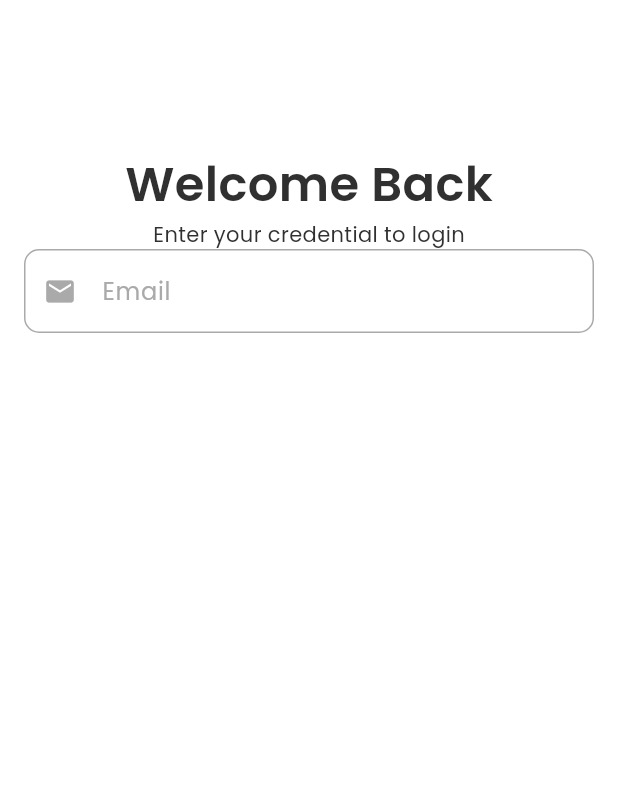
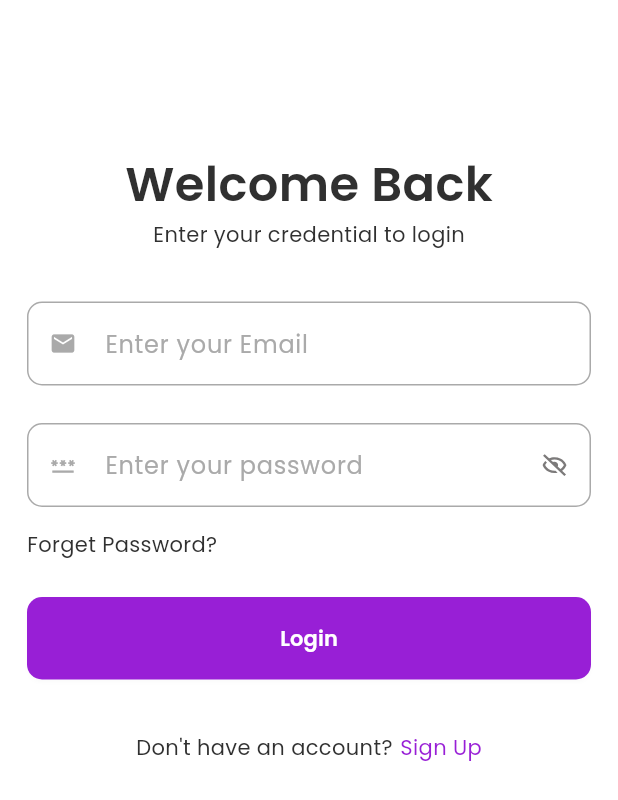
Before and after one commit to susan040/petcure_user, a Flutter app: the screen it shows after launch, on a phone screen of 412 x 824 dp. Shown: the top 800 px of the screen. Run offline on Flutter 3.47's test engine with Material 3 defaults, Android fonts, the phone set to English and light mode, and no system bars; our stand-ins replace flutter_svg, get, intl_phone_field.

Commit message:
update login and register

```diff
--- /dev/null
+++ b/lib/controller/auth/login_screen_controller.dart
@@ -0,0 +1,16 @@
+import 'package:flutter/material.dart';
+import 'package:get/get.dart';
+
+class LoginScreenController extends GetxController {
+  final key = GlobalKey<FormState>();
+  final emailController = TextEditingController();
+  final passwordController = TextEditingController();
+
+  RxBool passwordObscure = true.obs;
+  RxBool isChecked = false.obs;
+
+
+  void onEyeCLick() {
+    passwordObscure.value = !passwordObscure.value;
+  }
+}
--- a/lib/controller/splash_screen_controller.dart
+++ b/lib/controller/splash_screen_controller.dart
@@ -6,7 +6,7 @@ class SplashScreenController extends GetxController {
   @override
   void onInit() {
     Timer(const Duration(seconds: 3), () async {
-      Get.offAll(LoginScreen());
+      Get.offAll(() => LoginScreen());
     });
     super.onInit();
   }
--- a/lib/views/auth/login_screen.dart
+++ b/lib/views/auth/login_screen.dart
@@ -1,10 +1,18 @@
 import 'package:flutter/material.dart';
+import 'package:get/get.dart';
+import 'package:petcure_user/controller/auth/login_screen_controller.dart';
+import 'package:petcure_user/utils/colors.dart';
 import 'package:petcure_user/utils/custom_text_style.dart';
+import 'package:petcure_user/utils/validator.dart';
+import 'package:petcure_user/views/auth/register_screen.dart';
+import 'package:petcure_user/widgets/custom/custom_password_fields.dart';
 import 'package:petcure_user/widgets/custom/custom_textfield.dart';
+import 'package:petcure_user/widgets/custom/elevated_button.dart';
 
 class LoginScreen extends StatelessWidget {
   static String routName = "/login_screen";
-  const LoginScreen({super.key});
+  final c = Get.put(LoginScreenController());
+  LoginScreen({super.key});
 
   @override
   Widget build(BuildContext context) {
@@ -12,24 +20,73 @@ class LoginScreen extends StatelessWidget {
       body: SafeArea(
           child: Center(
         child: Padding(
-          padding: const EdgeInsets.only(left: 16, right: 16, top: 100),
+          padding: const EdgeInsets.only(left: 18, right: 18, top: 100),
+          child: Form(
+            key: c.key,
             child: Column(
+              crossAxisAlignment: CrossAxisAlignment.start,
               children: [
-              Text(
+                Center(
+                  child: Text(
                     "Welcome Back",
                     style: CustomTextStyles.f32W600(),
                   ),
-              Text(
+                ),
+                Center(
+                  child: Text(
                     "Enter your credential to login",
                     style: CustomTextStyles.f14W400(),
                   ),
+                ),
+                const SizedBox(height: 35),
                 CustomTextField(
+                    validator: Validators.checkEmailField,
+                    controller: c.emailController,
                     preIconPath: Icons.email,
-
-                  hint: "Email",
+                    preIconSize: 18,
+                    hint: "Enter your Email",
                     textInputAction: TextInputAction.next,
-                  textInputType: TextInputType.emailAddress)
+                    textInputType: TextInputType.emailAddress),
+                const SizedBox(height: 20),
+                Obx(() => CustomPasswordField(
+                    validator: Validators.checkPasswordField,
+                    hint: "Enter your password",
+                    preIconPath: Icons.password,
+                    preIconSize: 17,
+                    eye: c.passwordObscure.value,
+                    onEyeClick: c.onEyeCLick,
+                    controller: c.passwordController,
+                    textInputAction: TextInputAction.done)),
+                const SizedBox(height: 15),
+                Text(
+                  "Forget Password?",
+                  style: CustomTextStyles.f14W400(color: AppColors.textColor),
+                ),
+                const SizedBox(height: 25),
+                CustomElevatedButton(title: "Login", onTap: () {}),
+                const SizedBox(height: 35),
+                Row(
+                  mainAxisAlignment: MainAxisAlignment.center,
+                  children: [
+                    Text(
+                      "Don't have an account?",
+                      style: CustomTextStyles.f14W400(),
+                    ),
+                    const SizedBox(width: 5),
+                    InkWell(
+                      onTap: () {
+                        Get.offAll(() => RegisterScreen());
+                      },
+                      child: Text(
+                        "Sign Up",
+                        style: CustomTextStyles.f14W400(
+                            color: AppColors.primaryColor),
+                      ),
+                    ),
                   ],
+                ),
+              ],
+            ),
           ),
         ),
       )),
--- a/lib/widgets/custom/custom_password_fields.dart
+++ b/lib/widgets/custom/custom_password_fields.dart
@@ -10,6 +10,9 @@ class CustomPasswordField extends StatelessWidget {
   final String hint;
   final FocusNode? focusNode;
   final bool eye;
+  final IconData? preIconPath;
+  final Color? prefixIconColor;
+  final double? preIconSize;
   final VoidCallback onEyeClick;
   final TextEditingController controller;
   final TextInputAction textInputAction;
@@ -18,7 +21,7 @@ class CustomPasswordField extends StatelessWidget {
   final String? labelText;
 
   const CustomPasswordField({
-    Key? key,
+    super.key,
     required this.hint,
     required this.eye,
     required this.onEyeClick,
@@ -28,7 +31,10 @@ class CustomPasswordField extends StatelessWidget {
     this.onSubmitted,
     this.focusNode,
     this.labelText,
-  }) : super(key: key);
+    this.preIconPath,
+    this.prefixIconColor,
+    this.preIconSize,
+  });
 
   @override
   Widget build(BuildContext context) {
@@ -51,18 +57,30 @@ class CustomPasswordField extends StatelessWidget {
                   ),
                 )
               : null,
-          enabledBorder: const OutlineInputBorder(
+          prefixIcon: preIconPath != null
+              ? Icon(
+                  preIconPath,
+                  color: prefixIconColor ?? AppColors.secondaryTextColor,
+                  size: preIconSize,
+                )
+              : null,
+          enabledBorder: OutlineInputBorder(
+            borderRadius: BorderRadius.circular(10),
             borderSide:
-                BorderSide(width: 1, color: AppColors.secondaryTextColor),
+                const BorderSide(width: 1, color: AppColors.secondaryTextColor),
           ),
-          focusedErrorBorder: const OutlineInputBorder(
-            borderSide: BorderSide(width: 1, color: AppColors.errorColor),
+          focusedErrorBorder: OutlineInputBorder(
+            borderRadius: BorderRadius.circular(10),
+            borderSide: const BorderSide(width: 1, color: AppColors.errorColor),
           ),
-          focusedBorder: const OutlineInputBorder(
-            borderSide: BorderSide(width: 1, color: AppColors.primaryColor),
+          focusedBorder: OutlineInputBorder(
+            borderRadius: BorderRadius.circular(10),
+            borderSide:
+                const BorderSide(width: 1, color: AppColors.primaryColor),
           ),
-          errorBorder: const OutlineInputBorder(
-            borderSide: BorderSide(width: 1, color: AppColors.errorColor),
+          errorBorder: OutlineInputBorder(
+            borderRadius: BorderRadius.circular(10),
+            borderSide: const BorderSide(width: 1, color: AppColors.errorColor),
           ),
           suffixIcon: IconButton(
             onPressed: onEyeClick,
--- a/lib/widgets/custom/custom_textfield.dart
+++ b/lib/widgets/custom/custom_textfield.dart
@@ -10,6 +10,7 @@ class CustomTextField extends StatelessWidget {
   final String hint;
   final IconData? preIconPath;
   final String? suffixIconPath;
+  final double? preIconSize;
   final TextEditingController? controller;
   final String? Function(String?)? validator;
   final TextInputAction textInputAction;
@@ -47,7 +48,7 @@ class CustomTextField extends StatelessWidget {
     this.maxCharacters,
     this.focusNode,
     this.labelText,
-    this.prefixIconColor,
+    this.prefixIconColor, this.preIconSize,
   });
 
   @override
@@ -72,6 +73,7 @@ class CustomTextField extends StatelessWidget {
                 labelText!,
                 style: CustomTextStyles.f16W400(
                   color: AppColors.primaryColor,
+
                 ),
               )
             : null,
@@ -81,7 +83,7 @@ class CustomTextField extends StatelessWidget {
             ? Icon(
                 preIconPath,
                 color: prefixIconColor ?? AppColors.secondaryTextColor,
-                size: 22,
+                size: preIconSize,
               )
             : null,
         suffixIcon: suffixIconPath != null
--- a/lib/widgets/custom/elevated_button.dart
+++ b/lib/widgets/custom/elevated_button.dart
@@ -25,12 +25,12 @@ class CustomElevatedButton extends StatelessWidget {
         style: ElevatedButton.styleFrom(
             backgroundColor: AppColors.primaryColor,
             minimumSize: Size.fromHeight(height),
-            shape:
-                RoundedRectangleBorder(borderRadius: BorderRadius.circular(7))),
+            shape: RoundedRectangleBorder(
+                borderRadius: BorderRadius.circular(10))),
         onPressed: isDisabled ? null : onTap,
         child: Text(
           title,
-          style: CustomTextStyles.f14W400(color: textColor ?? Colors.white),
+          style: CustomTextStyles.f14W600(color: textColor ?? Colors.white),
         ));
   }
 }
--- a/pubspec.yaml
+++ b/pubspec.yaml
@@ -38,6 +38,7 @@ dependencies:
   get: ^4.6.6
   http: ^1.2.1
   flutter_svg: ^2.0.10+1
+  intl_phone_field: ^3.2.0
 
 dev_dependencies:
   flutter_test:
```
Also changed, not shown: lib/controller/auth/register_screen_controller.dart (added, +25 -0 lines), lib/views/auth/register_screen.dart (added, +196 -0 lines), lib/views/splash_screen.dart (+7 -7 lines), assets/icons/eye.svg (added), assets/icons/eye_off.svg (added), pubspec.lock. Lines whose indentation alone changed are shown as unchanged.
